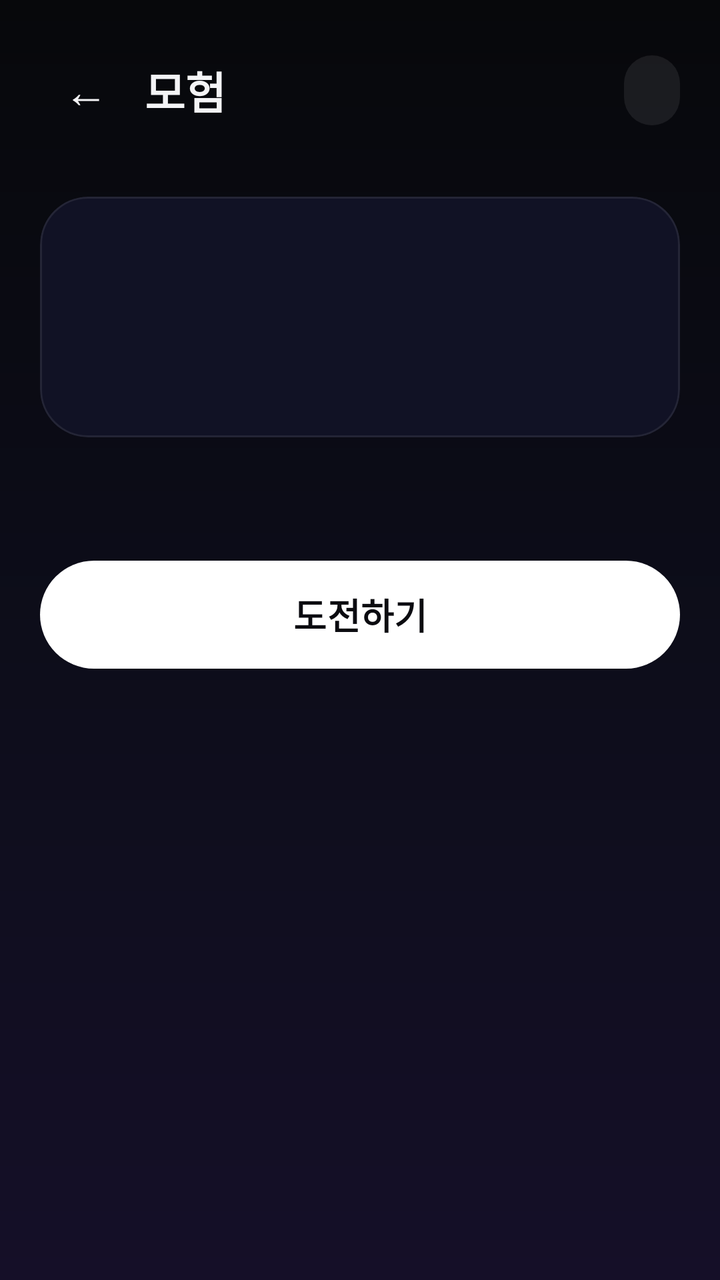
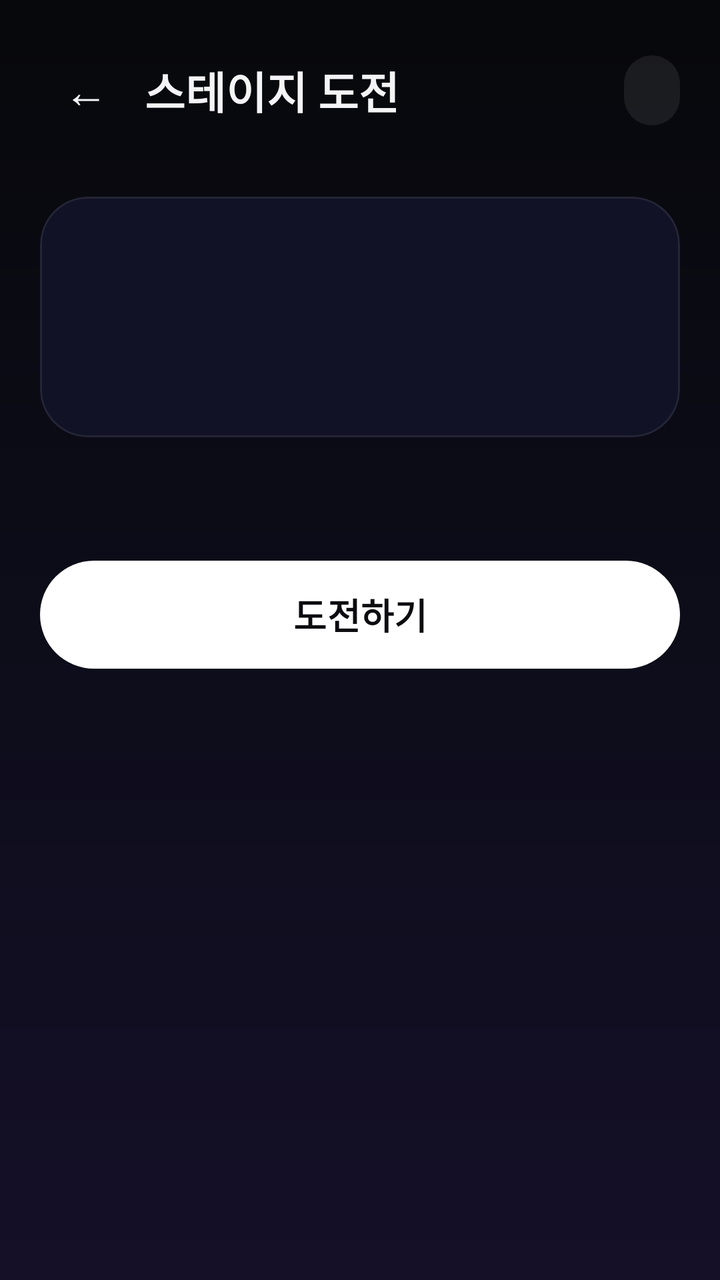

The first picture is an Android layout as it rendered before a commit; the second is the same layout after the commit. The layout source and the unified diff follow.
<!-- AndroidManifest.xml: application theme Theme.KKeutmal -->
<!-- res/layout/activity_adventure.xml -->
<?xml version="1.0" encoding="utf-8"?>
<ScrollView xmlns:android="http://schemas.android.com/apk/res/android"
    xmlns:app="http://schemas.android.com/apk/res-auto"
    android:layout_width="match_parent"
    android:layout_height="match_parent"
    android:fillViewport="true"
    android:overScrollMode="never">

    <LinearLayout
        android:layout_width="match_parent"
        android:layout_height="wrap_content"
        android:orientation="vertical"
        android:padding="20dp">

        <LinearLayout
            android:layout_width="match_parent"
            android:layout_height="wrap_content"
            android:orientation="horizontal"
            android:gravity="center_vertical">

            <com.google.android.material.button.MaterialButton
                android:id="@+id/btnBack"
                style="?attr/borderlessButtonStyle"
                android:layout_width="wrap_content"
                android:layout_height="wrap_content"
                android:minWidth="0dp"
                android:text="←"
                android:textColor="@color/text_primary"
                android:textSize="22sp" />

            <TextView
                android:layout_width="0dp"
                android:layout_weight="1"
                android:layout_height="wrap_content"
                android:layout_marginStart="6dp"
                android:text="모험"
                android:textColor="@color/text_primary"
                android:textSize="22sp"
                android:fontFamily="sans-serif-black" />

            <TextView
                android:id="@+id/tvBestStage"
                android:layout_width="wrap_content"
                android:layout_height="wrap_content"
                android:background="@drawable/bubble_sys"
                android:paddingHorizontal="14dp"
                android:paddingVertical="8dp"
                android:textColor="@color/warn"
                android:textSize="14sp"
                android:textStyle="bold" />
        </LinearLayout>

        <com.google.android.material.card.MaterialCardView
            android:layout_width="match_parent"
            android:layout_height="wrap_content"
            android:layout_marginTop="28dp"
            app:cardBackgroundColor="@color/surface"
            app:cardCornerRadius="24dp"
            app:strokeColor="@color/surface_stroke"
            app:strokeWidth="1dp"
            app:cardElevation="0dp">

            <LinearLayout
                android:layout_width="match_parent"
                android:layout_height="wrap_content"
                android:orientation="vertical"
                android:gravity="center_horizontal"
                android:padding="24dp">

                <com.kkeutmal.game.AvatarView
                    android:id="@+id/avatarBoss"
                    android:layout_width="88dp"
                    android:layout_height="88dp"
                    android:visibility="gone" />

                <TextView
                    android:id="@+id/tvStageNo"
                    android:layout_width="wrap_content"
                    android:layout_height="wrap_content"
                    android:textColor="@color/text_primary"
                    android:textSize="34sp"
                    android:fontFamily="sans-serif-black" />

                <TextView
                    android:id="@+id/tvStageInfo"
                    android:layout_width="wrap_content"
                    android:layout_height="wrap_content"
                    android:layout_marginTop="8dp"
                    android:gravity="center"
                    android:lineSpacingExtra="4dp"
                    android:textColor="@color/text_dim"
                    android:textSize="14sp" />

                
                <TextView
                    android:id="@+id/tvBossInfo"
                    android:layout_width="match_parent"
                    android:layout_height="wrap_content"
                    android:layout_marginTop="14dp"
                    android:background="@drawable/bg_rule_banner"
                    android:gravity="center"
                    android:lineSpacingExtra="4dp"
                    android:paddingHorizontal="14dp"
                    android:paddingVertical="12dp"
                    android:textColor="@color/error"
                    android:textSize="19sp"
                    android:textStyle="bold"
                    android:visibility="gone" />
            </LinearLayout>
        </com.google.android.material.card.MaterialCardView>

        <TextView
            android:id="@+id/tvNextBoss"
            android:layout_width="match_parent"
            android:layout_height="wrap_content"
            android:layout_marginTop="16dp"
            android:gravity="center"
            android:textColor="@color/text_dim"
            android:textSize="13sp" />

        <com.google.android.material.button.MaterialButton
            android:id="@+id/btnChallenge"
            android:layout_width="match_parent"
            android:layout_height="62dp"
            android:layout_marginTop="24dp"
            android:text="도전하기"
            android:textSize="18sp"
            android:textStyle="bold"
            android:textColor="@color/cta_text"
            app:backgroundTint="@color/cta_bg"
            app:cornerRadius="31dp" />
    </LinearLayout>
</ScrollView>
<!-- resources referenced by this layout -->
<resources>
  <color name="cta_bg">#FFFFFF</color>
  <color name="cta_text">#0B0B10</color>
  <color name="error">#FF6161</color>
  <color name="surface">#111225</color>
  <color name="surface_stroke">#14FFFFFF</color>
  <color name="text_dim">#9C9FB8</color>
  <color name="text_primary">#F4F4F6</color>
  <color name="warn">#FFC533</color>
  <!-- drawable bg_rule_banner (drawable) -->
  <?xml version="1.0" encoding="utf-8"?>
  <shape xmlns:android="http://schemas.android.com/apk/res/android" android:shape="rectangle">
      <solid android:color="@color/input_bg" />
      <stroke android:width="2dp" android:color="@color/warn" />
      <corners android:radius="14dp" />
  </shape>
  <!-- drawable bubble_sys (drawable) -->
  <?xml version="1.0" encoding="utf-8"?>
  <shape xmlns:android="http://schemas.android.com/apk/res/android" android:shape="rectangle">
      <solid android:color="#14FFFFFF" />
      <corners android:radius="14dp" />
  </shape>
  <style name="Theme.KKeutmal" parent="Theme.Material3.Dark.NoActionBar">
          <item name="colorPrimary">@color/accent</item>
          <item name="colorOnPrimary">@color/text_on_accent</item>
          <item name="colorSecondary">@color/accent2</item>
          <item name="colorSurface">@color/surface</item>
          <item name="colorOnSurface">@color/text_primary</item>
          <item name="android:colorBackground">@color/bg_top</item>
          <item name="android:windowBackground">@drawable/bg_gradient</item>
          <item name="android:statusBarColor">@color/bg_top</item>
          <item name="android:navigationBarColor">@color/bg_bottom</item>
          <item name="android:windowLightStatusBar">false</item>
          <item name="android:textColor">@color/text_primary</item>
      </style>
  <color name="input_bg">#0D0E1C</color>
  <color name="accent">#7C6CFF</color>
  <color name="text_on_accent">#FFFFFF</color>
  <color name="accent2">#59D499</color>
  <color name="bg_top">#07080B</color>
  <!-- drawable bg_gradient (drawable) -->
  <?xml version="1.0" encoding="utf-8"?>
  <shape xmlns:android="http://schemas.android.com/apk/res/android" android:shape="rectangle">
      <gradient
          android:angle="270"
          android:startColor="@color/bg_top"
          android:centerColor="#0D0D1A"
          android:endColor="@color/bg_bottom" />
  </shape>
  <color name="bg_bottom">#150F28</color>
</resources>

<!-- the commit's change to res/layout/activity_adventure.xml (unified diff, before → after) -->
@@ -33,7 +33,7 @@
                 android:layout_weight="1"
                 android:layout_height="wrap_content"
                 android:layout_marginStart="6dp"
-                android:text="모험"
+                android:text="스테이지 도전"
                 android:textColor="@color/text_primary"
                 android:textSize="22sp"
                 android:fontFamily="sans-serif-black" />
